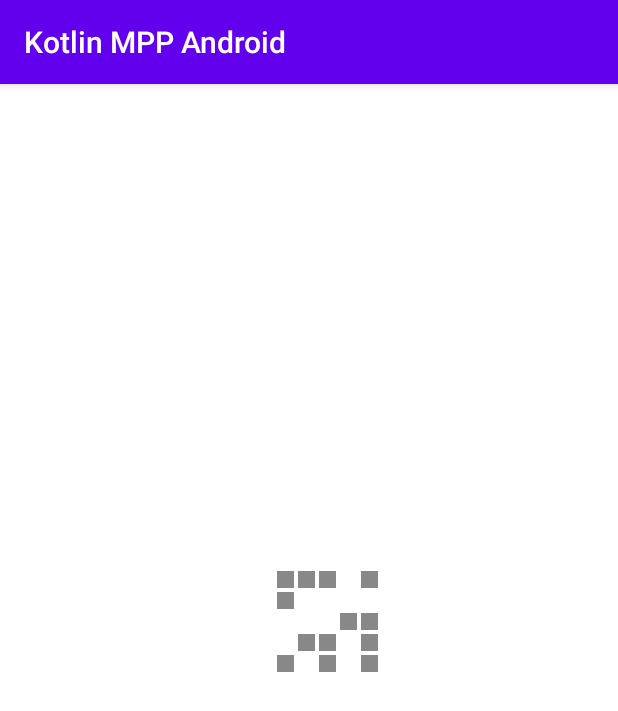
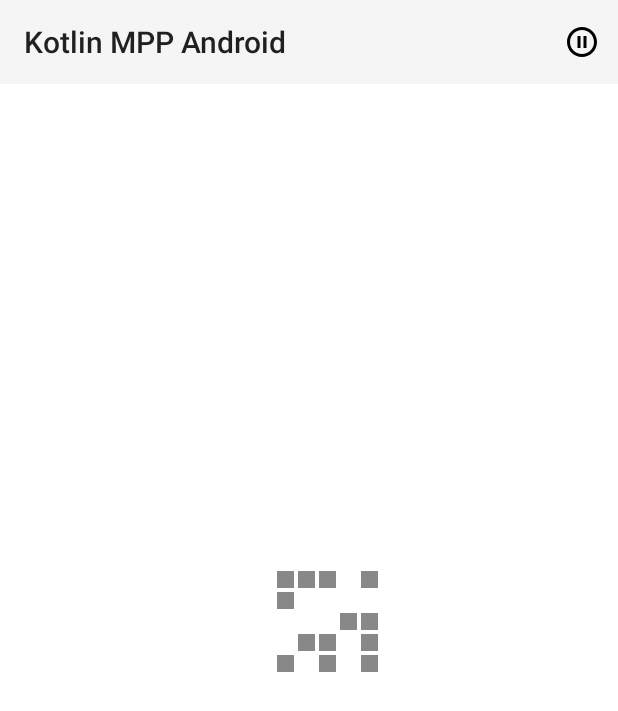
Before and after one commit to eggeral/kotlin-mpp-example, an Android app: the screen it shows after launch (MainActivity), on a phone screen of 412 x 824 dp. Shown: the top 711 px of the screen. Run offline under Robolectric (Android 15) with nearby library versions, the phone set to English and light mode, and no system bars; 2 statements that could not run were skipped.

Commit message:
Start stop button for Android

```diff
--- a/kotlin-mpp-android/app/build.gradle
+++ b/kotlin-mpp-android/app/build.gradle
@@ -8,7 +8,7 @@ android {
 
     defaultConfig {
         applicationId "com.example.kotlinmppandroid"
-        minSdkVersion 16
+        minSdkVersion 26
         targetSdkVersion 29
         versionCode 1
         versionName "1.0"
--- a/kotlin-mpp-android/app/src/main/AndroidManifest.xml
+++ b/kotlin-mpp-android/app/src/main/AndroidManifest.xml
@@ -8,7 +8,7 @@
         android:label="@string/app_name"
         android:roundIcon="@mipmap/ic_launcher_round"
         android:supportsRtl="true"
-        android:theme="@style/AppTheme">
+        android:theme="@style/Theme.AppCompat.Light.NoActionBar">
         <activity android:name="egger.software.kotlinmpp.android.MainActivity">
             <intent-filter>
                 <action android:name="android.intent.action.MAIN" />
--- a/kotlin-mpp-android/app/src/main/java/egger/software/kotlinmpp/android/MainActivity.kt
+++ b/kotlin-mpp-android/app/src/main/java/egger/software/kotlinmpp/android/MainActivity.kt
@@ -1,6 +1,9 @@
 package egger.software.kotlinmpp.android
 
+import android.graphics.drawable.Drawable
 import android.os.Bundle
+import android.view.Menu
+import android.view.MenuItem
 import androidx.appcompat.app.AppCompatActivity
 import egger.software.kotlinmpp.libgol.Game
 import kotlinx.android.synthetic.main.activity_main.*
@@ -8,11 +11,17 @@ import kotlinx.android.synthetic.main.activity_main.*
 class MainActivity : AppCompatActivity() {
 
     private val game = Game()
+    private lateinit var playIcon: Drawable
+    private lateinit var pauseIcon: Drawable
 
     override fun onCreate(savedInstanceState: Bundle?) {
         super.onCreate(savedInstanceState)
 
         setContentView(R.layout.activity_main)
+        setSupportActionBar(toolbar)
+
+        playIcon = resources.getDrawable(R.drawable.ic_play_circle_outline_black_24dp, null)
+        pauseIcon = resources.getDrawable(R.drawable.ic_pause_circle_outline_black_24dp, null)
 
         boardView.cellSize = 14.0f * resources.displayMetrics.density
         boardView.board = game.board
@@ -32,4 +41,29 @@ class MainActivity : AppCompatActivity() {
         game.stop()
     }
 
+    override fun onCreateOptionsMenu(menu: Menu?): Boolean {
+        menuInflater.inflate(R.menu.action_bar, menu)
+        return super.onCreateOptionsMenu(menu)
+    }
+
+    override
+    fun onOptionsItemSelected(item: MenuItem?): Boolean {
+        return when (item?.itemId) {
+            R.id.action_start_stop -> {
+                if (game.running) {
+                    item.icon = playIcon
+                    game.stop()
+                } else {
+                    item.icon = pauseIcon
+                    game.start()
+                }
+                true
+            }
+
+            else -> super.onOptionsItemSelected(item)
+        }
+
+    }
+
+
 }
--- /dev/null
+++ b/kotlin-mpp-android/app/src/main/res/drawable/ic_pause_circle_outline_black_24dp.xml
@@ -0,0 +1,9 @@
+<vector xmlns:android="http://schemas.android.com/apk/res/android"
+        android:width="24dp"
+        android:height="24dp"
+        android:viewportWidth="24.0"
+        android:viewportHeight="24.0">
+    <path
+        android:fillColor="#FF000000"
+        android:pathData="M9,16h2L11,8L9,8v8zM12,2C6.48,2 2,6.48 2,12s4.48,10 10,10 10,-4.48 10,-10S17.52,2 12,2zM12,20c-4.41,0 -8,-3.59 -8,-8s3.59,-8 8,-8 8,3.59 8,8 -3.59,8 -8,8zM13,16h2L15,8h-2v8z"/>
+</vector>
--- /dev/null
+++ b/kotlin-mpp-android/app/src/main/res/drawable/ic_play_circle_outline_black_24dp.xml
@@ -0,0 +1,9 @@
+<vector xmlns:android="http://schemas.android.com/apk/res/android"
+        android:width="24dp"
+        android:height="24dp"
+        android:viewportWidth="24.0"
+        android:viewportHeight="24.0">
+    <path
+        android:fillColor="#FF000000"
+        android:pathData="M10,16.5l6,-4.5 -6,-4.5v9zM12,2C6.48,2 2,6.48 2,12s4.48,10 10,10 10,-4.48 10,-10S17.52,2 12,2zM12,20c-4.41,0 -8,-3.59 -8,-8s3.59,-8 8,-8 8,3.59 8,8 -3.59,8 -8,8z"/>
+</vector>
--- a/kotlin-mpp-android/app/src/main/res/layout/activity_main.xml
+++ b/kotlin-mpp-android/app/src/main/res/layout/activity_main.xml
@@ -1,18 +1,31 @@
 <?xml version="1.0" encoding="utf-8"?>
-<androidx.constraintlayout.widget.ConstraintLayout
-        xmlns:android="http://schemas.android.com/apk/res/android"
+<androidx.constraintlayout.widget.ConstraintLayout xmlns:android="http://schemas.android.com/apk/res/android"
     xmlns:app="http://schemas.android.com/apk/res-auto"
     xmlns:tools="http://schemas.android.com/tools"
     android:layout_width="match_parent"
     android:layout_height="match_parent"
     tools:context="egger.software.kotlinmpp.android.MainActivity">
 
+    <androidx.appcompat.widget.Toolbar
+        android:id="@+id/toolbar"
+        android:layout_width="match_parent"
+        android:layout_height="wrap_content"
+        android:background="?attr/colorPrimary"
+        android:minHeight="?attr/actionBarSize"
+        android:theme="?attr/actionBarTheme"
+        app:layout_constraintEnd_toEndOf="parent"
+        app:layout_constraintStart_toStartOf="parent"
+        app:layout_constraintTop_toTopOf="parent" />
+
     <egger.software.kotlinmpp.android.BoardView
         android:id="@+id/boardView"
-            android:layout_width="wrap_content"
-            android:layout_height="wrap_content"
+        android:layout_width="0dp"
+        android:layout_height="0dp"
         android:background="#fff"
+        app:layout_constraintBottom_toBottomOf="parent"
+        app:layout_constraintEnd_toEndOf="parent"
         app:layout_constraintStart_toStartOf="parent"
-            app:layout_constraintTop_toTopOf="parent"/>
+        app:layout_constraintTop_toBottomOf="@+id/toolbar" />
+
 
 </androidx.constraintlayout.widget.ConstraintLayout>
--- /dev/null
+++ b/kotlin-mpp-android/app/src/main/res/menu/action_bar.xml
@@ -0,0 +1,12 @@
+<?xml version="1.0" encoding="utf-8"?>
+<menu xmlns:android="http://schemas.android.com/apk/res/android"
+    xmlns:app="http://schemas.android.com/apk/res-auto">
+
+    <item
+        android:id="@+id/action_start_stop"
+        android:icon="@drawable/ic_pause_circle_outline_black_24dp"
+        app:showAsAction="always"
+        android:title="@string/start" />
+
+
+</menu>
--- a/kotlin-mpp-android/app/src/main/res/values/strings.xml
+++ b/kotlin-mpp-android/app/src/main/res/values/strings.xml
@@ -1,3 +1,6 @@
 <resources>
     <string name="app_name">Kotlin MPP Android</string>
+    <string name="start">Start</string>
+    <string name="pause">Pause</string>
+
 </resources>
--- a/kotlin-mpp-common/src/commonMain/kotlin/egger/software/kotlinmpp/libgol/Game.kt
+++ b/kotlin-mpp-common/src/commonMain/kotlin/egger/software/kotlinmpp/libgol/Game.kt
@@ -3,6 +3,7 @@ package egger.software.kotlinmpp.libgol
 class Game {
 
     var afterNextGenerationCalculated: () -> Unit = {}
+    var running = false
     val board: Board
     private var timer: GolTimer? = null
 
@@ -29,11 +30,13 @@ class Game {
             board.calculateNextGeneration()
             afterNextGenerationCalculated()
         }
+        running = true
     }
 
     fun stop() {
         timer?.stop()
         timer = null
+        running = false
     }
 
 }
```
Lines whose indentation alone changed are shown as unchanged.
